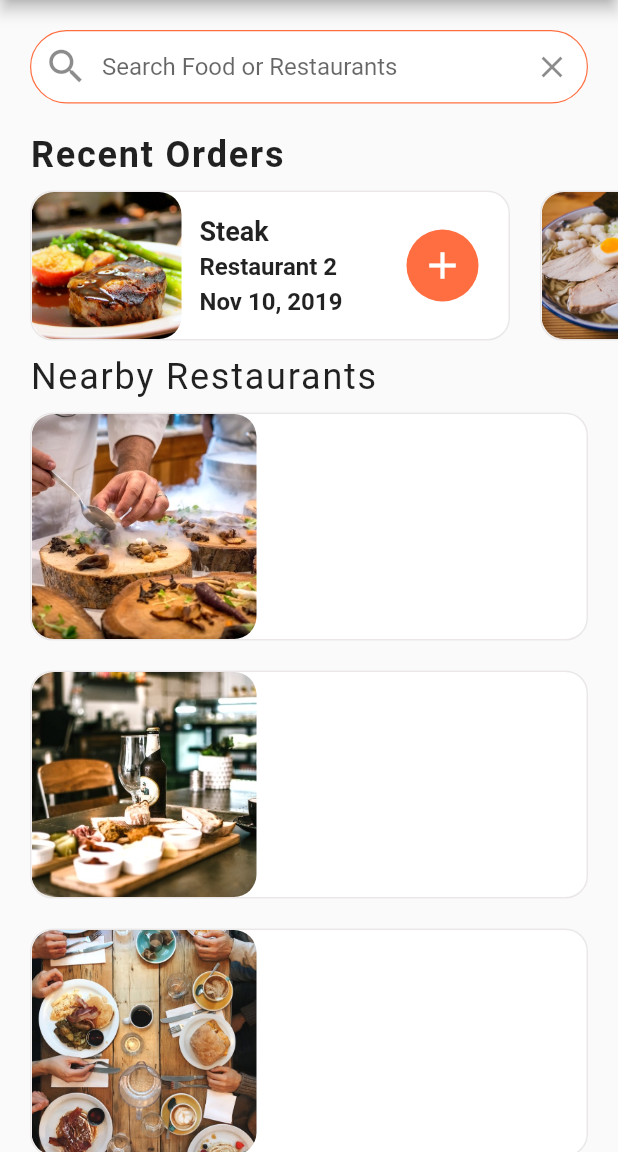
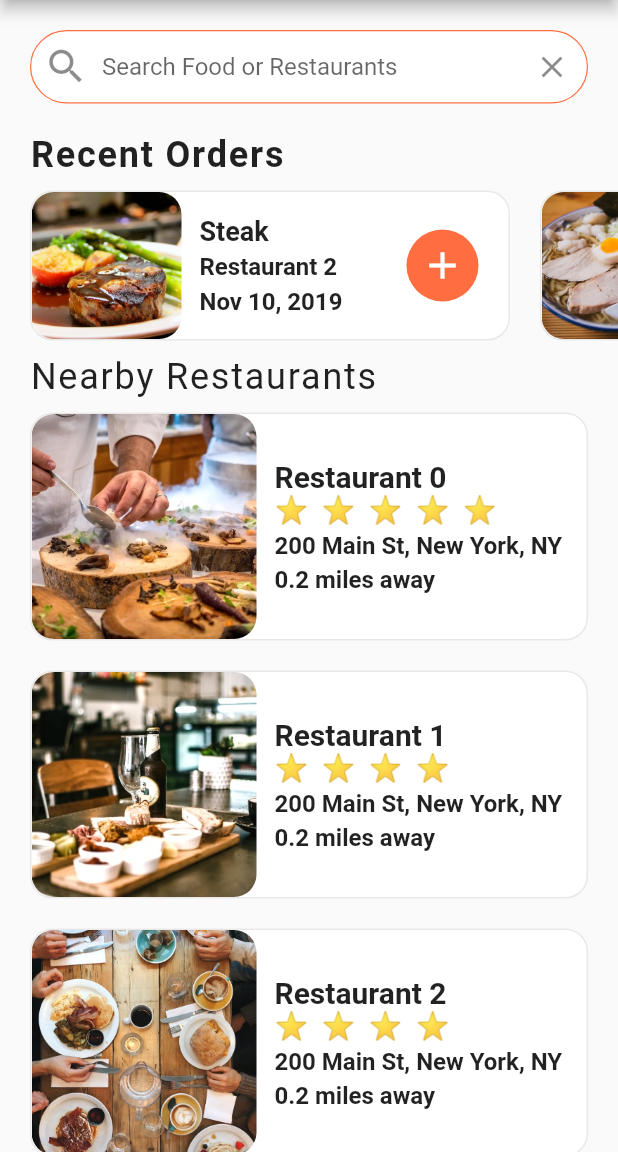
Before and after one commit to mrmezan06/food_delivery_ui, a Flutter app: the screen it shows after launch, on a phone screen of 412 x 824 dp, the part 84-1236 px from its top. Run offline on Flutter 3.47's test engine with Material 2 defaults, Android fonts, the phone set to English and light mode, and no system bars.

Commit message:
Nearby Restaurants Finish

```diff
--- a/lib/screens/home_screen.dart
+++ b/lib/screens/home_screen.dart
@@ -1,6 +1,7 @@
 import 'package:flutter/material.dart';
 import 'package:food_delivery_ui/data/data.dart';
 import 'package:food_delivery_ui/models/restaurant.dart';
+import 'package:food_delivery_ui/widgets/rating_stars.dart';
 import 'package:food_delivery_ui/widgets/recent_orders.dart';
 
 class HomeScreen extends StatefulWidget {
@@ -24,7 +25,8 @@ class _HomeScreenState extends State<HomeScreen> {
               width: 1.0,
               color: const Color.fromARGB(100, 203, 195, 195),),
             ),
-            child: Row(children: <Widget>[
+            child: Row(
+              children: <Widget>[
                     ClipRRect(
                       borderRadius: BorderRadius.circular(15.0),
                       child: Image(
@@ -34,6 +36,48 @@ class _HomeScreenState extends State<HomeScreen> {
                           fit: BoxFit.cover,
                       ),
                     ),
+              Expanded(
+                child: Container(
+                  margin: EdgeInsets.all(12.0),
+                  child: Column(
+                    mainAxisAlignment: MainAxisAlignment.center,
+                    crossAxisAlignment: CrossAxisAlignment.start,
+                    children: <Widget>[
+                      Text(
+                        restaurant.name,
+                        style: TextStyle(
+                            fontSize: 20.0,
+                            fontWeight: FontWeight.bold
+                        ),
+                        overflow: TextOverflow.ellipsis,
+                      ),
+                      RatingStars(restaurant.rating),
+                      SizedBox(
+                        height: 4.0,
+                      ),
+                      Text(
+                          restaurant.address,
+                        style: TextStyle(
+                            fontSize: 16.0,
+                            fontWeight: FontWeight.w600
+                        ),
+                        overflow: TextOverflow.ellipsis,
+                      ),
+                      SizedBox(
+                        height: 4.0,
+                      ),
+                      Text(
+                          '0.2 miles away',
+                        style: TextStyle(
+                            fontSize: 16.0,
+                            fontWeight: FontWeight.w600
+                        ),
+                        overflow: TextOverflow.ellipsis,
+                      ),
+                    ],
+                  ),
+                ),
+              ),
             ],
             ),
           ),
@@ -47,7 +91,7 @@ class _HomeScreenState extends State<HomeScreen> {
     return Scaffold(
       appBar: AppBar(
         leading: IconButton(
-          icon: const Icon(Icons.account_circle),
+          icon: Icon(Icons.account_circle),
           iconSize: 30.0,
           onPressed: () {  },
         ),
@@ -66,15 +110,15 @@ class _HomeScreenState extends State<HomeScreen> {
       body: ListView(
         children: <Widget>[
           Padding(
-            padding: const EdgeInsets.all(20.0),
+            padding: EdgeInsets.all(20.0),
             child: TextField(
               decoration: InputDecoration(
-                contentPadding: const EdgeInsets.symmetric(vertical: 15.0),
+                contentPadding: EdgeInsets.symmetric(vertical: 15.0),
                   fillColor: Colors.white,
                   filled: true,
                   border: OutlineInputBorder(
                   borderRadius: BorderRadius.circular(30.0),
-                  borderSide: const BorderSide(width: 0.8),
+                  borderSide: BorderSide(width: 0.8),
                   ),
                 enabledBorder: OutlineInputBorder(
                   borderRadius: BorderRadius.circular(30.0),
@@ -83,7 +127,7 @@ class _HomeScreenState extends State<HomeScreen> {
                   ),
                 ),
                 hintText: 'Search Food or Restaurants',
-                prefixIcon: const Icon(
+                prefixIcon: Icon(
                   Icons.search,
                   size: 30.0,
                 ),
--- /dev/null
+++ b/lib/widgets/rating_stars.dart
@@ -0,0 +1,15 @@
+import 'package:flutter/material.dart';
+class RatingStars extends StatelessWidget {
+  final int rating;
+  RatingStars(this.rating);
+
+  @override
+  Widget build(BuildContext context) {
+    String stars = '';
+    for(int i=0;i<rating;i++){
+      stars += '⭐  ';
+    }
+    stars.trim();
+    return Text(stars, style: TextStyle(fontSize: 18.0),);
+  }
+}
```
